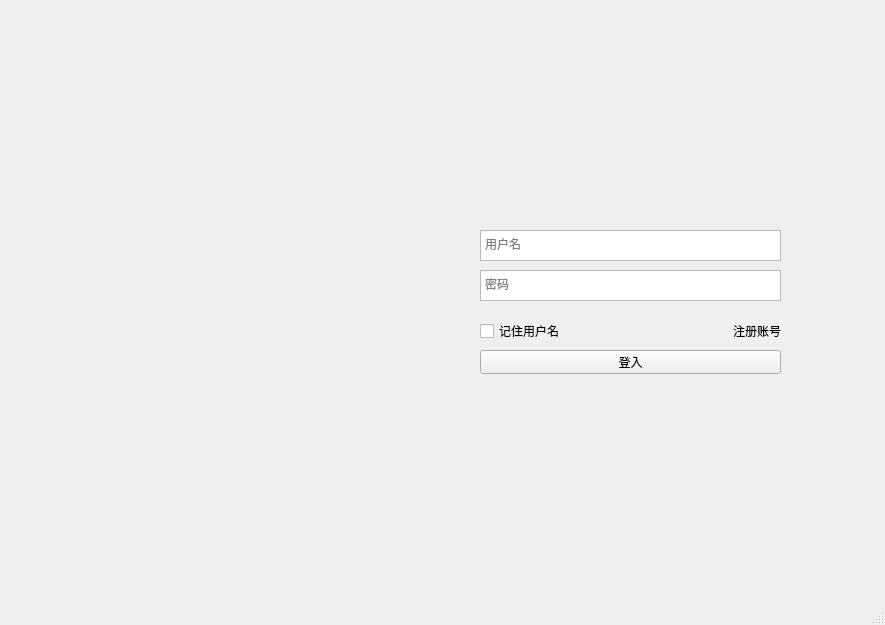
Qt form LogInPage.ui (Luchanaaaaa/PlateDetect-QT-YOLOv5-LPRNe) before a commit.
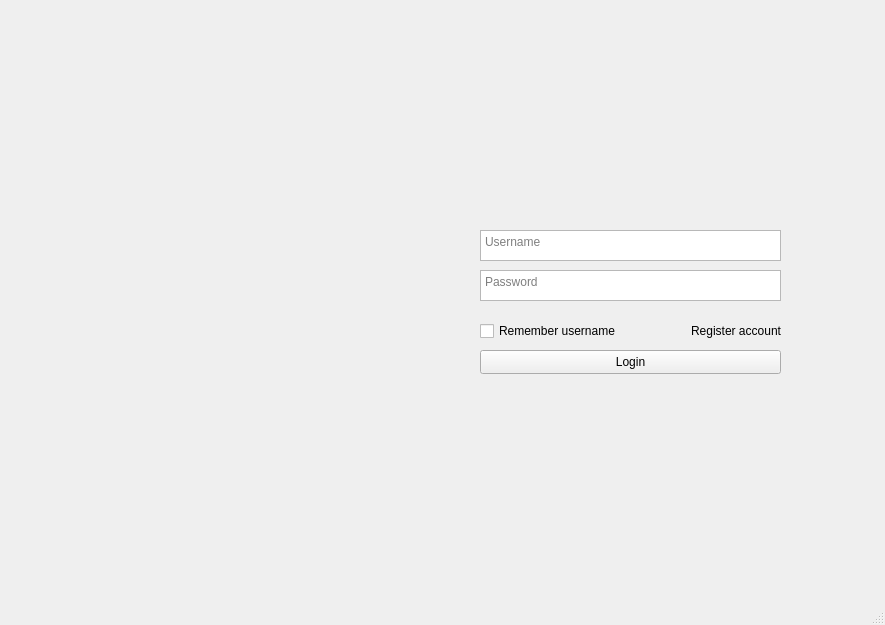
The same form after that commit. Icons and pictures are not drawn.

```diff
--- a/LogInPage.ui
+++ b/LogInPage.ui
@@ -28,7 +28,7 @@
      </rect>
     </property>
     <property name="placeholderText">
-     <string>用户名</string>
+     <string>Username</string>
     </property>
    </widget>
    <widget class="QPlainTextEdit" name="PassWordInputBox">
@@ -41,7 +41,7 @@
      </rect>
     </property>
     <property name="placeholderText">
-     <string>密码</string>
+     <string>Password</string>
     </property>
    </widget>
    <widget class="QPushButton" name="LogInButton">
@@ -54,7 +54,7 @@
      </rect>
     </property>
     <property name="text">
-     <string>登入</string>
+     <string>Login</string>
     </property>
    </widget>
    <widget class="QLabel" name="BackGroundLabel_2">
@@ -112,14 +112,14 @@
      <item>
       <widget class="QCheckBox" name="AutoLogInCheckBox">
        <property name="text">
-        <string>记住用户名</string>
+        <string>Remember username</string>
        </property>
       </widget>
      </item>
      <item>
       <widget class="QLabel" name="SignUpLinkLabel">
        <property name="text">
-        <string>注册账号</string>
+        <string>Register account</string>
        </property>
        <property name="alignment">
         <set>Qt::AlignRight|Qt::AlignTrailing|Qt::AlignVCenter</set>
```
Left out of the diff: 4 changed lines with no effect on the pictures.
